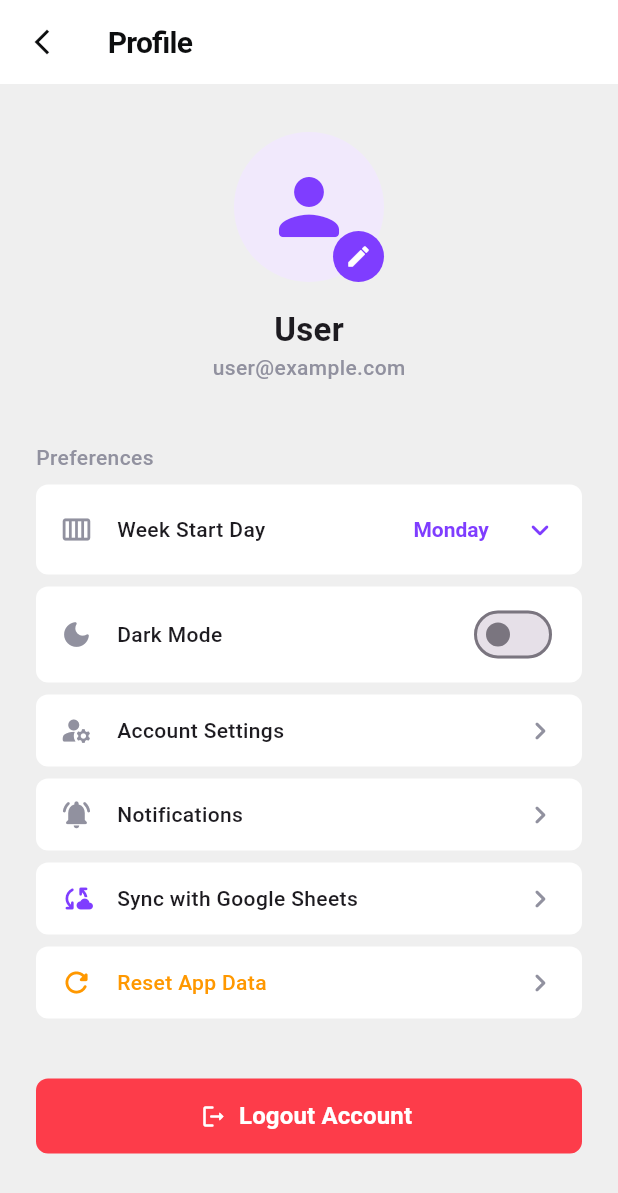
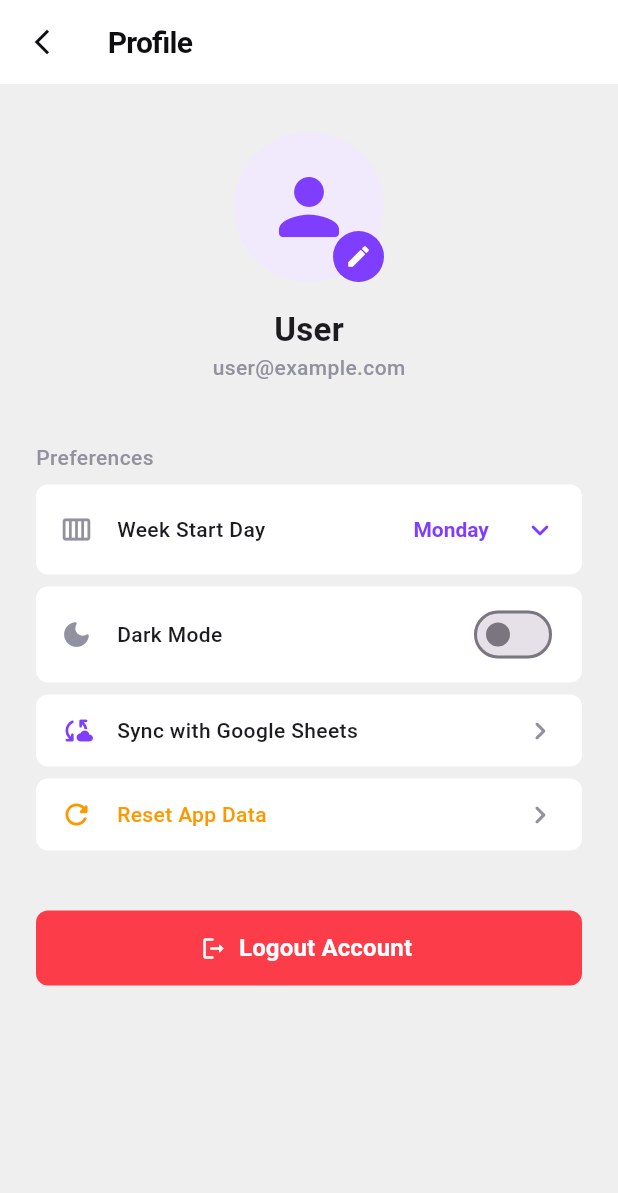
Before and after one commit to mahmudul-jony/financeapp-replica, a Flutter app: the ProfileScreen screen opened directly, on a phone screen of 412 x 824 dp. Shown: the top 1193 px of the screen. Run offline on Flutter 3.47's test engine with Material 3 defaults, Android fonts, the light colour scheme and no system bars; our stand-ins replace connectivity_plus, google_sign_in, image_picker, package_info_plus, sqflite; accounts and stored records are empty; network calls fail.

Commit message:
Remove Account Settings and Notifications from profile

```diff
--- a/lib/screens/profile_screen.dart
+++ b/lib/screens/profile_screen.dart
@@ -93,10 +93,6 @@ class _ProfileScreenState extends State<ProfileScreen> {
         AppSpacing.verticalGap,
         _buildToggleItem('Dark Mode', Icons.dark_mode_rounded, _isDarkMode, (v) => setState(() => _isDarkMode = v)),
         AppSpacing.verticalGap,
-        _buildClickableItem('Account Settings', Icons.manage_accounts_rounded),
-        AppSpacing.verticalGap,
-        _buildClickableItem('Notifications', Icons.notifications_active_rounded),
-        AppSpacing.verticalGap,
         _buildSyncButton(),
         AppSpacing.verticalGap,
         _buildResetButton(),
@@ -185,22 +181,6 @@ class _ProfileScreenState extends State<ProfileScreen> {
         Expanded(child: Text(label, style: const TextStyle(fontWeight: FontWeight.w500))),
         Switch.adaptive(value: value, activeTrackColor: AppColors.primaryPurple, onChanged: onChanged),
       ],
-    ),
-  );
-
-  Widget _buildClickableItem(String label, IconData icon, {VoidCallback? onTap}) => GestureDetector(
-    onTap: onTap,
-    child: Container(
-      padding: const EdgeInsets.symmetric(horizontal: 16, vertical: 12),
-      decoration: BoxDecoration(color: Colors.white, borderRadius: AppRadius.borderRadiusMedium),
-      child: Row(
-        children: [
-          Icon(icon, color: AppColors.secondaryText, size: 22),
-          const SizedBox(width: 16),
-          Expanded(child: Text(label, style: const TextStyle(fontWeight: FontWeight.w500))),
-          const Icon(Icons.chevron_right_rounded, color: AppColors.secondaryText),
-        ],
-      ),
     ),
   );
 
```
